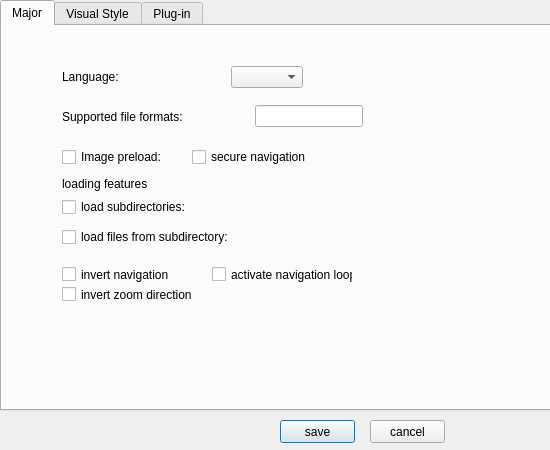
The window that src/core/configdialog.ui (ZSchneidi/Qim) describes before a commit, drawn with Qt 5.
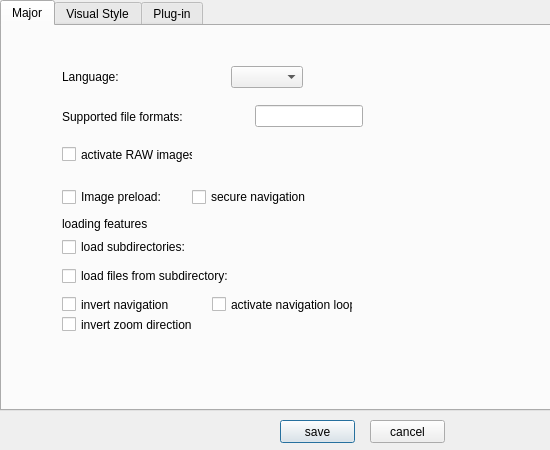
The same window after the commit. The open tabs and pages were chosen to show the change.

What changed in the file:
```diff
--- a/src/core/configdialog.ui
+++ b/src/core/configdialog.ui
@@ -51,7 +51,7 @@
      <property name="geometry">
       <rect>
        <x>190</x>
-       <y>120</y>
+       <y>160</y>
        <width>114</width>
        <height>22</height>
       </rect>
@@ -70,7 +70,7 @@
      <property name="geometry">
       <rect>
        <x>60</x>
-       <y>150</y>
+       <y>190</y>
        <width>101</width>
        <height>16</height>
       </rect>
@@ -83,7 +83,7 @@
      <property name="geometry">
       <rect>
        <x>60</x>
-       <y>240</y>
+       <y>270</y>
        <width>111</width>
        <height>17</height>
       </rect>
@@ -96,7 +96,7 @@
      <property name="geometry">
       <rect>
        <x>60</x>
-       <y>260</y>
+       <y>290</y>
        <width>131</width>
        <height>17</height>
       </rect>
@@ -109,7 +109,7 @@
      <property name="geometry">
       <rect>
        <x>210</x>
-       <y>240</y>
+       <y>270</y>
        <width>141</width>
        <height>17</height>
       </rect>
@@ -192,7 +192,7 @@
      <property name="geometry">
       <rect>
        <x>60</x>
-       <y>120</y>
+       <y>160</y>
        <width>111</width>
        <height>22</height>
       </rect>
@@ -211,7 +211,7 @@
      <property name="geometry">
       <rect>
        <x>60</x>
-       <y>170</y>
+       <y>210</y>
        <width>241</width>
        <height>22</height>
       </rect>
@@ -230,9 +230,9 @@
      <property name="geometry">
       <rect>
        <x>60</x>
-       <y>200</y>
-       <width>305</width>
-       <height>22</height>
+       <y>240</y>
+       <width>321</width>
+       <height>21</height>
       </rect>
      </property>
      <layout class="QHBoxLayout" name="horizontalLayout_6">
@@ -245,6 +245,19 @@
       </item>
      </layout>
     </widget>
+    <widget class="QCheckBox" name="check_raw_format">
+     <property name="geometry">
+      <rect>
+       <x>60</x>
+       <y>120</y>
+       <width>131</width>
+       <height>17</height>
+      </rect>
+     </property>
+     <property name="text">
+      <string>activate RAW images</string>
+     </property>
+    </widget>
    </widget>
    <widget class="QWidget" name="tabVisual">
     <attribute name="title">
```
Left out of the diff: 6 changed lines with no effect on the pictures.
